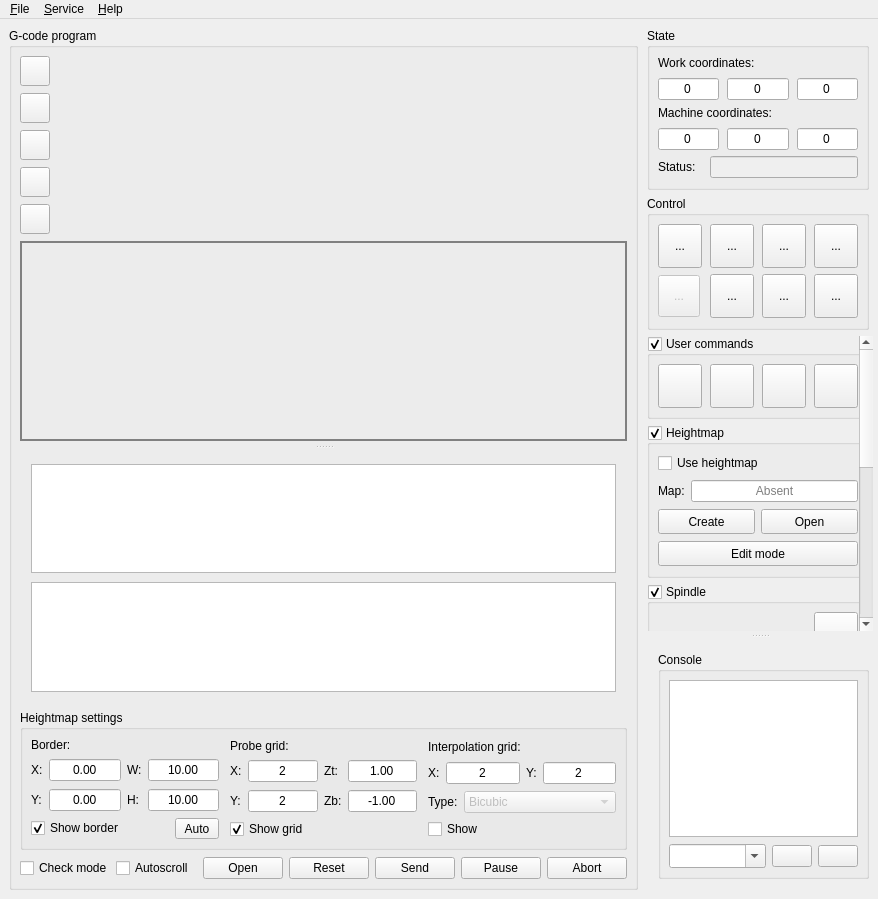
Qt form src/frmmain.ui (Denvi/Candle) before a commit.
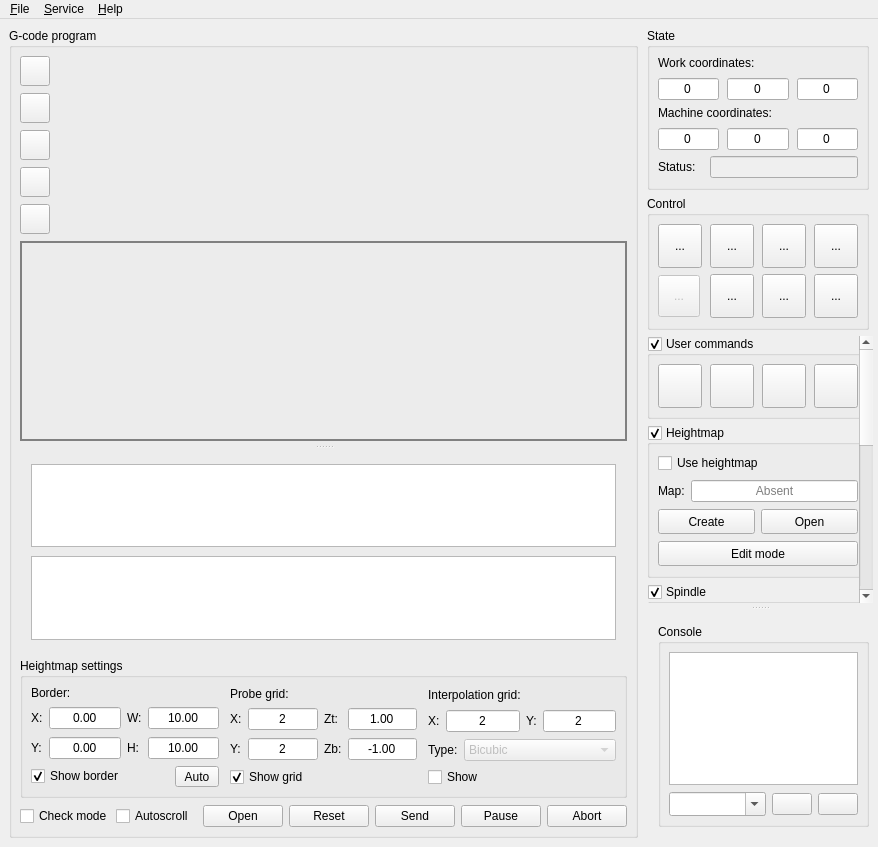
The same form after that commit. Icons and pictures are not drawn. Custom widgets are drawn as their Qt base class.

Commit message: Textboxes disabled on "Keyboard control" now

```diff
--- a/src/frmmain.ui
+++ b/src/frmmain.ui
@@ -7,7 +7,7 @@
     <x>0</x>
     <y>0</y>
     <width>878</width>
-    <height>899</height>
+    <height>847</height>
    </rect>
   </property>
   <property name="acceptDrops">
@@ -1528,7 +1528,7 @@
           <property name="geometry">
            <rect>
             <x>0</x>
-            <y>0</y>
+            <y>-245</y>
             <width>228</width>
             <height>705</height>
            </rect>
```
Left out of the diff: 60 changed lines with no effect on the pictures. The commit also changes 1 other file.
